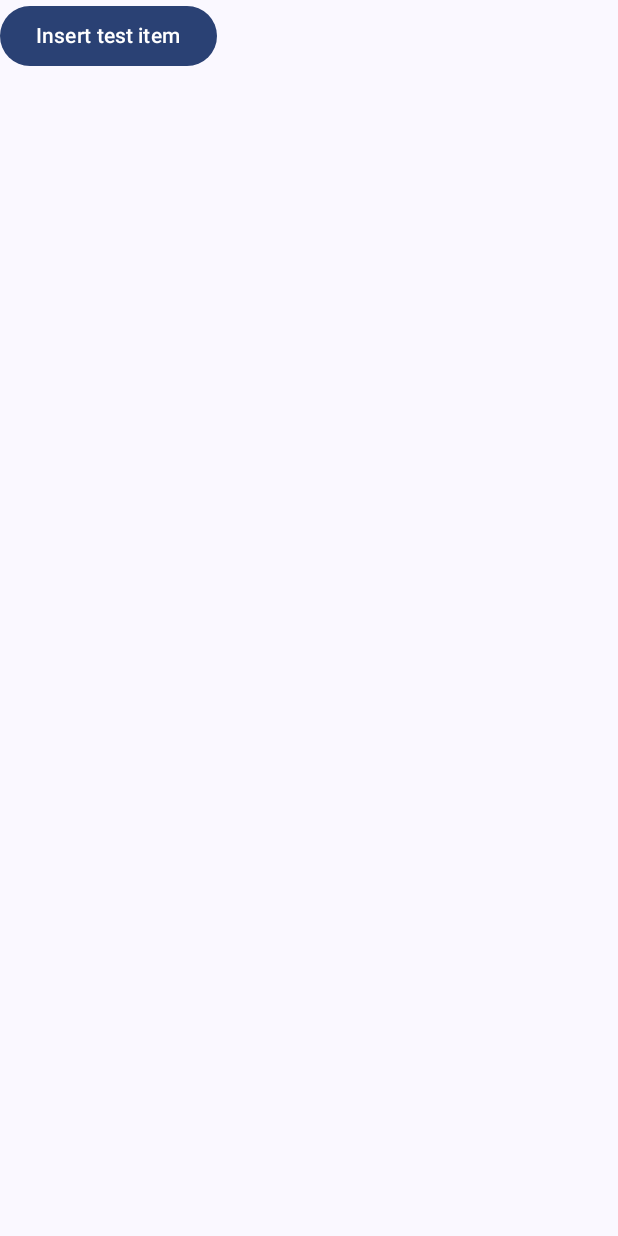
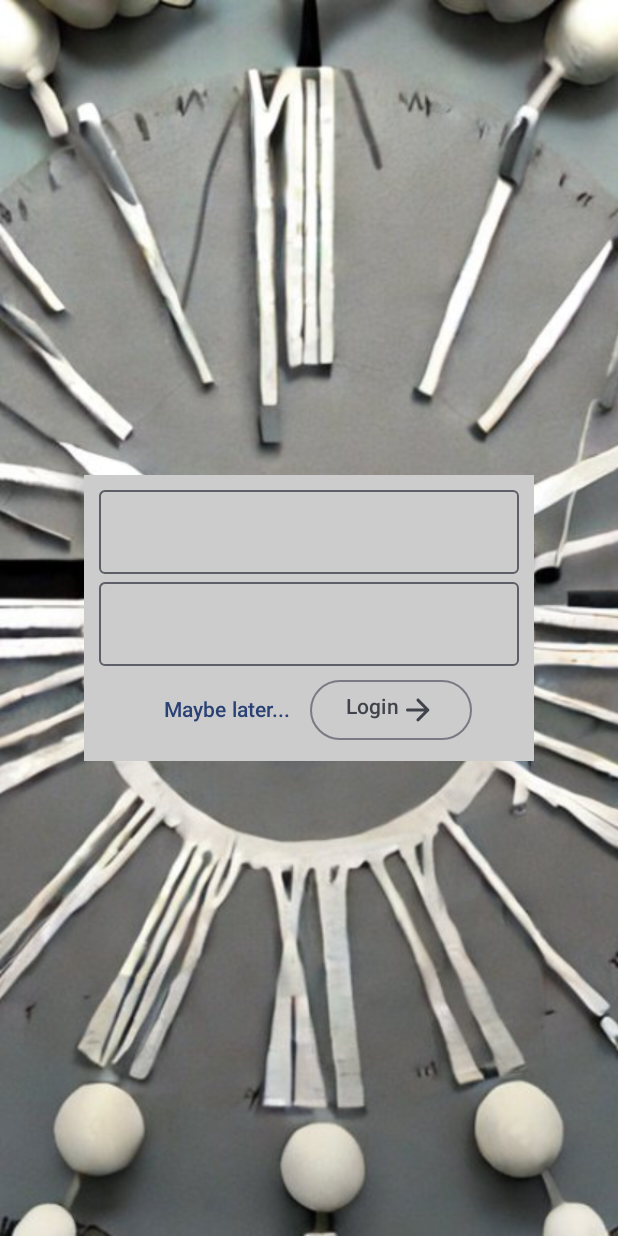
Before and after one commit to DRKV333/Lookforward, an Android app built with Jetpack Compose: the screen it shows after launch (MainActivity), on a phone screen of 412 x 824 dp. Run offline under Robolectric (Android 15) with nearby library versions, the phone set to English and light mode, and no system bars; our stand-ins replace Dagger/Hilt's generated code, Room's generated code.

Commit message:
Added login page

```diff
--- a/app/src/main/AndroidManifest.xml
+++ b/app/src/main/AndroidManifest.xml
@@ -18,7 +18,8 @@
             android:name=".ui.MainActivity"
             android:exported="true"
             android:label="@string/app_name"
-            android:theme="@style/Theme.Lookforward">
+            android:theme="@style/Theme.Lookforward"
+            android:windowSoftInputMode="adjustResize">
             <intent-filter>
                 <action android:name="android.intent.action.MAIN" />
 
--- a/app/src/main/java/io/github/drkv333/lookforward/di/PersistenceModule.kt
+++ b/app/src/main/java/io/github/drkv333/lookforward/di/PersistenceModule.kt
@@ -1,10 +1,13 @@
 package io.github.drkv333.lookforward.di
 
 import android.app.Application
+import android.content.Context
+import android.content.SharedPreferences
 import androidx.room.Room
 import dagger.Module
 import dagger.Provides
 import dagger.hilt.InstallIn
+import dagger.hilt.android.qualifiers.ApplicationContext
 import dagger.hilt.components.SingletonComponent
 import io.github.drkv333.lookforward.persistence.AppDatabase
 import io.github.drkv333.lookforward.persistence.HolidayDao
@@ -23,4 +26,9 @@ object PersistenceModule {
     @Provides
     @Singleton
     fun provideHolidayDao(appDatabase: AppDatabase): HolidayDao = appDatabase.holidayDao()
+
+    @Provides
+    @Singleton
+    fun provideSharedPreferences(@ApplicationContext context: Context): SharedPreferences =
+        context.getSharedPreferences("LOOKFORWARD_SHARED_PREFERENCES", Context.MODE_PRIVATE)
 }
--- a/app/src/main/java/io/github/drkv333/lookforward/ui/MainActivity.kt
+++ b/app/src/main/java/io/github/drkv333/lookforward/ui/MainActivity.kt
@@ -10,6 +10,7 @@ import androidx.compose.runtime.Composable
 import androidx.compose.ui.Modifier
 import androidx.compose.ui.tooling.preview.Preview
 import dagger.hilt.android.AndroidEntryPoint
+import io.github.drkv333.lookforward.ui.login.Login
 import io.github.drkv333.lookforward.ui.main.Main
 import io.github.drkv333.lookforward.ui.theme.LookforwardTheme
 
@@ -24,7 +25,7 @@ class MainActivity : ComponentActivity() {
                     modifier = Modifier.fillMaxSize(),
                     color = MaterialTheme.colorScheme.background
                 ) {
-                    Main()
+                    Login()
                 }
             }
         }
--- a/app/src/main/java/io/github/drkv333/lookforward/ui/login/Login.kt
+++ b/app/src/main/java/io/github/drkv333/lookforward/ui/login/Login.kt
@@ -1,9 +1,69 @@
 package io.github.drkv333.lookforward.ui.login
 
+import androidx.compose.foundation.Image
+import androidx.compose.foundation.background
+import androidx.compose.foundation.layout.*
+import androidx.compose.material.icons.Icons
+import androidx.compose.material.icons.rounded.ArrowForward
+import androidx.compose.material3.*
 import androidx.compose.runtime.Composable
-import androidx.compose.material3.Text
+import androidx.compose.ui.Alignment
+import androidx.compose.ui.Modifier
+import androidx.compose.ui.graphics.Color
+import androidx.compose.ui.layout.ContentScale
+import androidx.compose.ui.res.painterResource
+import androidx.compose.ui.text.input.PasswordVisualTransformation
+import androidx.compose.ui.unit.dp
+import androidx.lifecycle.viewmodel.compose.viewModel
+import io.github.drkv333.lookforward.R
 
 @Composable
-fun Login() {
-    Text("This is the login screen.")
+fun Login(viewModel: LoginViewModel = viewModel()) {
+    Box {
+        Image(
+            painter = painterResource(id = R.drawable.loginbg),
+            contentDescription = "",
+            contentScale = ContentScale.FillHeight,
+            modifier = Modifier.fillMaxSize()
+        )
+
+        Box(
+            contentAlignment = Alignment.Center,
+            modifier = Modifier.fillMaxSize()
+        ) {
+            Column(
+                verticalArrangement = Arrangement.spacedBy(5.dp, Alignment.CenterVertically),
+                horizontalAlignment = Alignment.CenterHorizontally,
+                modifier = Modifier
+                    .background(Color.LightGray)
+                    .padding(10.dp)
+            ) {
+                OutlinedTextField(
+                    value = viewModel.username,
+                    onValueChange = { viewModel.username = it },
+                    singleLine = true
+                )
+
+                OutlinedTextField(
+                    value = viewModel.password,
+                    onValueChange = { viewModel.password = it },
+                    visualTransformation = PasswordVisualTransformation(),
+                    singleLine = true
+                )
+
+                Row(horizontalArrangement = Arrangement.SpaceBetween) {
+                    TextButton(onClick = { /*TODO*/ }) {
+                        Text("Maybe later...")
+                    }
+
+                    OutlinedButton(onClick = { /*TODO*/ },) {
+                        Row {
+                            Text("Login")
+                            Icon(imageVector = Icons.Rounded.ArrowForward, contentDescription = "")
+                        }
+                    }
+                }
+            }
+        }
+    }
 }
--- a/app/src/main/java/io/github/drkv333/lookforward/ui/login/LoginViewModel.kt
+++ b/app/src/main/java/io/github/drkv333/lookforward/ui/login/LoginViewModel.kt
@@ -1,3 +1,33 @@
 package io.github.drkv333.lookforward.ui.login
 
-class LoginViewModel
+import android.content.SharedPreferences
+import androidx.compose.runtime.getValue
+import androidx.compose.runtime.mutableStateOf
+import androidx.compose.runtime.setValue
+import androidx.core.content.edit
+import androidx.lifecycle.ViewModel
+import dagger.hilt.android.lifecycle.HiltViewModel
+import javax.inject.Inject
+
+@HiltViewModel
+class LoginViewModel @Inject constructor(
+    private val sharedPreferences: SharedPreferences
+) : ViewModel() {
+
+    companion object {
+        private val IS_LOGGED_IN_KEY = "IS_LOGGED_IN"
+    }
+
+    var username by mutableStateOf("")
+    var password by mutableStateOf("")
+
+    fun autoLogin(): Boolean = sharedPreferences.getBoolean(IS_LOGGED_IN_KEY, false)
+
+    fun login(): Boolean {
+        sharedPreferences.edit {
+            putBoolean(IS_LOGGED_IN_KEY, true)
+        }
+        // TODO: Login with the Lookforward cloud sync API
+        return true
+    }
+}
```
Also changed, not shown: app/src/main/res/drawable/loginbg.jpg (added).
